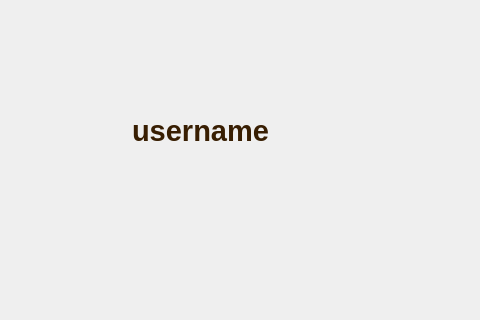
Old version of the form menupage.ui in the repository Pouya3/farm-project; both pictures show x 0 to 480 and y 0 to 320 of the 800 by 600 pixel window.
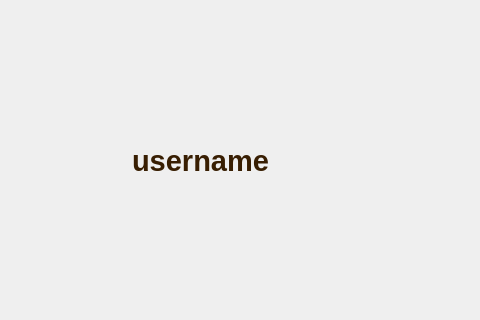
New version of the form.

Commit message: menupage debugged

Patch:
```diff
--- a/menupage.ui
+++ b/menupage.ui
@@ -70,10 +70,10 @@
    <widget class="QLabel" name="label">
     <property name="geometry">
      <rect>
-      <x>100</x>
-      <y>110</y>
-      <width>201</width>
-      <height>41</height>
+      <x>90</x>
+      <y>100</y>
+      <width>221</width>
+      <height>121</height>
      </rect>
     </property>
     <property name="font">
```
Left out of the diff: 18 changed lines with no effect on the pictures. The commit also changes 5 other files.
